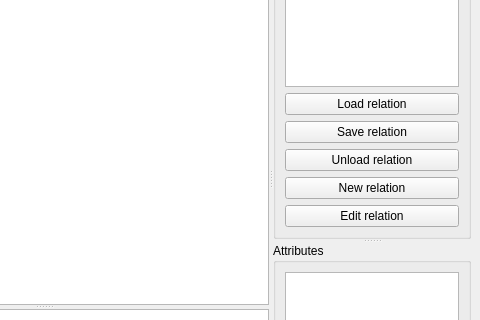
ltworf/relational, file relational_gui/maingui.ui: the form before one commit; both pictures show x 320 to 800 and y 123 to 443 of the 800 by 612 pixel window.
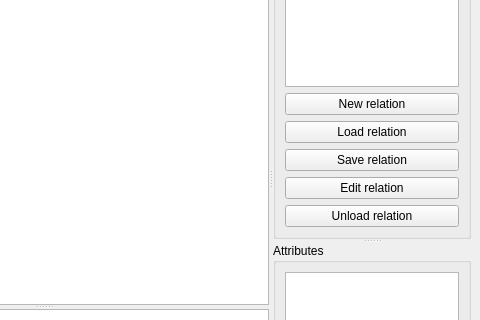
The form after the commit.

Commit message: - Can create relation classes from the table - Can add new relations and edit current ones, it apparently works

```diff
--- a/relational_gui/maingui.ui
+++ b/relational_gui/maingui.ui
@@ -291,6 +291,13 @@
             </property>
            </widget>
           </item>
+          <item>
+           <widget class="QPushButton" name="cmdNew">
+            <property name="text">
+             <string>New relation</string>
+            </property>
+           </widget>
+          </item>
           <item>
            <widget class="QPushButton" name="cmdLoad">
             <property name="text">
@@ -305,20 +312,6 @@
             </property>
            </widget>
           </item>
-          <item>
-           <widget class="QPushButton" name="cmdUnload">
-            <property name="text">
-             <string>Unload relation</string>
-            </property>
-           </widget>
-          </item>
-          <item>
-           <widget class="QPushButton" name="cmdNew">
-            <property name="text">
-             <string>New relation</string>
-            </property>
-           </widget>
-          </item>
           <item>
            <widget class="QPushButton" name="cmdEdit">
             <property name="text">
@@ -326,6 +319,13 @@
             </property>
            </widget>
           </item>
+          <item>
+           <widget class="QPushButton" name="cmdUnload">
+            <property name="text">
+             <string>Unload relation</string>
+            </property>
+           </widget>
+          </item>
          </layout>
         </widget>
         <widget class="QGroupBox" name="groupBox_2">
```
The commit also changes 7 other files.
